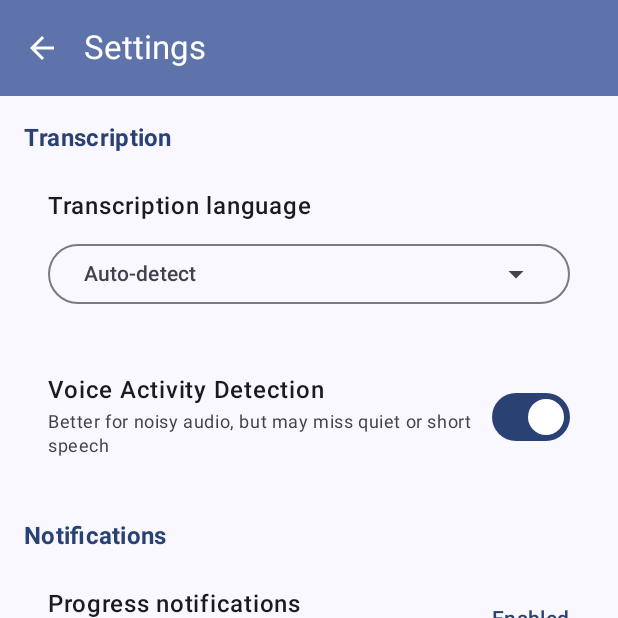
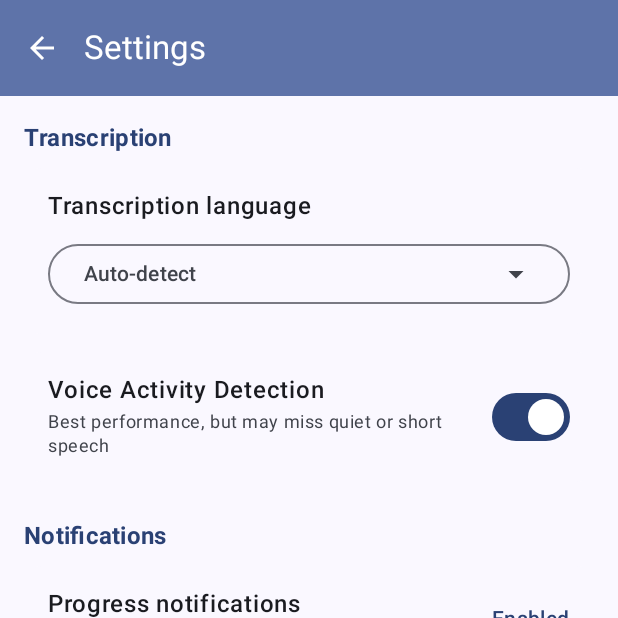
Before and after one commit to tguillem/VoiceSkip, an Android app built with Jetpack Compose: the SettingsScreen screen opened through its navigation route, on a phone screen of 412 x 824 dp, the top half of it. Run offline under Robolectric (Android 15) with nearby library versions, the light colour scheme and no system bars; our stand-ins replace Dagger/Hilt's generated code; pictures from the network do not load; 1 statement that could not run was skipped.

Commit message:
app: change settings_vad_desc string

```diff
--- a/app/src/main/res/values/strings.xml
+++ b/app/src/main/res/values/strings.xml
@@ -116,7 +116,7 @@
     <string name="settings_turbo_desc">Uses %d CPU threads + GPU</string>
     <string name="settings_turbo_desc_enabled">Using %d CPU threads + GPU</string>
     <string name="settings_vad_title">Voice Activity Detection</string>
-    <string name="settings_vad_desc">Better for noisy audio, but may miss quiet or short speech</string>
+    <string name="settings_vad_desc">Best performance, but may miss quiet or short speech</string>
 
     <!-- Settings - Advanced (custom model import) -->
     <string name="settings_section_advanced">Advanced</string>
```
